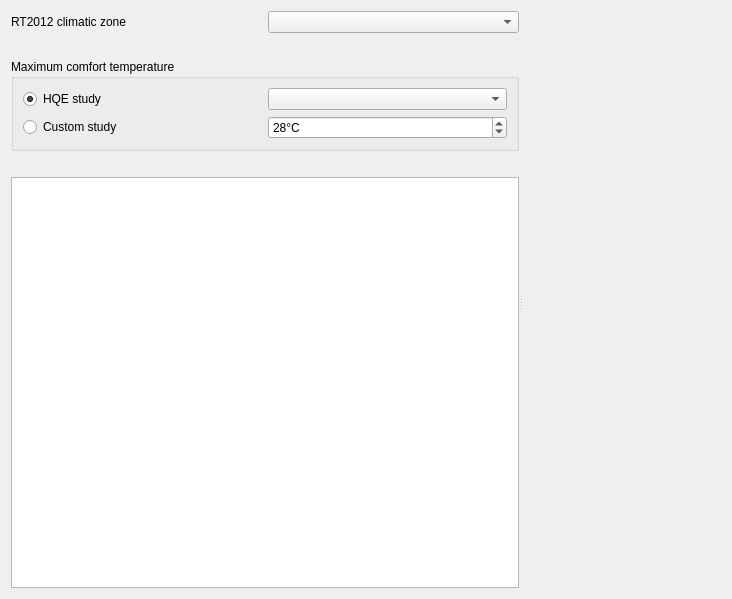
Before: the Qt Designer form src/resources/ui/dataplotter/thermalcomforthistog.ui in Nobatek/simuplot, drawn with Qt 5.
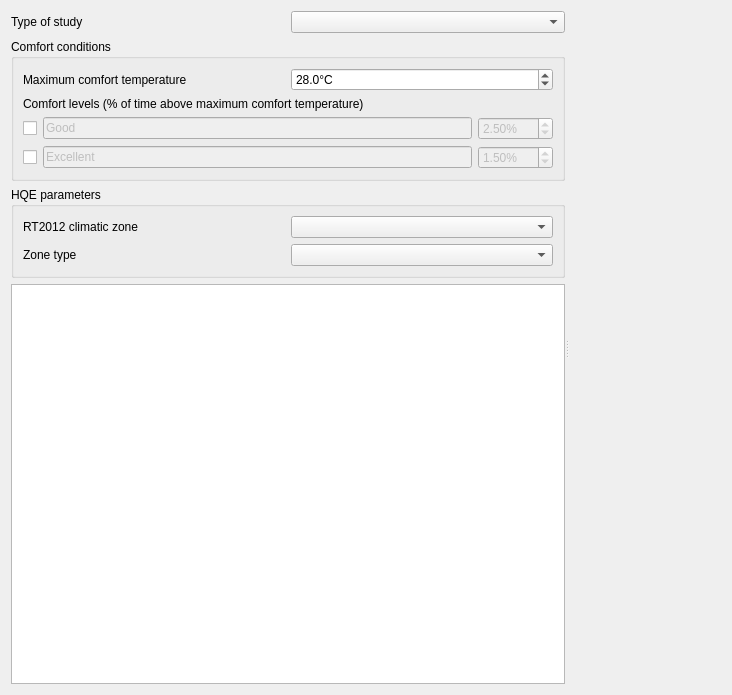
After: the same form once the commit is applied. Custom widgets are drawn as their Qt base class.

Commit message: Rework thermalcomforthistog

```diff
--- a/src/resources/ui/dataplotter/thermalcomforthistog.ui
+++ b/src/resources/ui/dataplotter/thermalcomforthistog.ui
@@ -26,7 +26,7 @@
          <item>
           <widget class="QLabel" name="climaticZoneSelectLabel">
            <property name="text">
-            <string>RT2012 climatic zone</string>
+            <string>Type of study</string>
            </property>
           </widget>
          </item>
@@ -36,66 +36,132 @@
         </layout>
        </item>
        <item>
-        <spacer name="verticalSpacer_2">
-         <property name="orientation">
-          <enum>Qt::Vertical</enum>
-         </property>
-         <property name="sizeType">
-          <enum>QSizePolicy::Fixed</enum>
-         </property>
-         <property name="sizeHint" stdset="0">
-          <size>
-           <width>20</width>
-           <height>20</height>
-          </size>
-         </property>
-        </spacer>
-       </item>
-       <item>
-        <widget class="QGroupBox" name="maxComfortTemperatureGroupBox">
+        <widget class="QGroupBox" name="comfortConditionsBox">
          <property name="title">
-          <string>Maximum comfort temperature</string>
+          <string>Comfort conditions</string>
          </property>
-         <layout class="QVBoxLayout" name="verticalLayout">
+         <layout class="QVBoxLayout" name="verticalLayout_2">
           <item>
-           <layout class="QHBoxLayout" name="maxComfortTemperatureHqeStudyLayout">
+           <layout class="QHBoxLayout" name="maxComfortTemperatureLayout">
             <item>
-             <widget class="QRadioButton" name="hqeStudyRadioButton">
+             <widget class="QLabel" name="maxComfortTemperatureLabel">
               <property name="text">
-               <string>HQE study</string>
+               <string>Maximum comfort temperature</string>
               </property>
-              <property name="checked">
-               <bool>true</bool>
-              </property>
              </widget>
             </item>
             <item>
-             <widget class="QComboBox" name="hqeStudyTypeSelectBox"/>
-            </item>
-           </layout>
-          </item>
-          <item>
-           <layout class="QHBoxLayout" name="maxComfortTemperatureCustomStudyLayout">
-            <item>
-             <widget class="QRadioButton" name="customStudyRadioButton">
-              <property name="text">
-               <string>Custom study</string>
-              </property>
-             </widget>
-            </item>
-            <item>
-             <widget class="QSpinBox" name="customStudySpinBox">
+             <widget class="QDoubleSpinBox" name="maxComfortTemperatureDoubleSpinBox">
               <property name="keyboardTracking">
                <bool>false</bool>
               </property>
               <property name="suffix">
                <string notr="true">°C</string>
               </property>
+              <property name="decimals">
+               <number>1</number>
+              </property>
               <property name="minimum">
-               <number>-50</number>
+               <double>-50.000000000000000</double>
               </property>
               <property name="value">
-               <number>28</number>
+               <double>28.000000000000000</double>
+              </property>
+             </widget>
+            </item>
+           </layout>
+          </item>
+          <item>
+           <widget class="QLabel" name="label">
+            <property name="text">
+             <string>Comfort levels (% of time above maximum comfort temperature)</string>
+            </property>
+           </widget>
+          </item>
+          <item>
+           <layout class="QHBoxLayout" name="comfortLevel1Layout">
+            <item>
+             <widget class="QCheckBox" name="comfortLevel1CheckBox">
+              <property name="text">
+               <string notr="true"/>
+              </property>
+             </widget>
+            </item>
+            <item>
+             <widget class="QLineEdit" name="comfortLevel1NameEdit">
+              <property name="enabled">
+               <bool>false</bool>
+              </property>
+              <property name="text">
+               <string>Good</string>
+              </property>
+              <property name="placeholderText">
+               <string notr="true"/>
+              </property>
+             </widget>
+            </item>
+            <item>
+             <widget class="QDoubleSpinBox" name="comfortLevel1DoubleSpinBox">
+              <property name="enabled">
+               <bool>false</bool>
+              </property>
+              <property name="keyboardTracking">
+               <bool>false</bool>
+              </property>
+              <property name="suffix">
+               <string notr="true">%</string>
+              </property>
+              <property name="maximum">
+               <double>100.000000000000000</double>
+              </property>
+              <property name="singleStep">
+               <double>0.500000000000000</double>
+              </property>
+              <property name="value">
+               <double>2.500000000000000</double>
+              </property>
+             </widget>
+            </item>
+           </layout>
+          </item>
+          <item>
+           <layout class="QHBoxLayout" name="comfortLevel2Layout">
+            <item>
+             <widget class="QCheckBox" name="comfortLevel2CheckBox">
+              <property name="text">
+               <string notr="true"/>
+              </property>
+             </widget>
+            </item>
+            <item>
+             <widget class="QLineEdit" name="comfortLevel2NameEdit">
+              <property name="enabled">
+               <bool>false</bool>
+              </property>
+              <property name="text">
+               <string>Excellent</string>
+              </property>
+              <property name="placeholderText">
+               <string notr="true"/>
+              </property>
+             </widget>
+            </item>
+            <item>
+             <widget class="QDoubleSpinBox" name="comfortLevel2DoubleSpinBox">
+              <property name="enabled">
+               <bool>false</bool>
+              </property>
+              <property name="keyboardTracking">
+               <bool>false</bool>
+              </property>
+              <property name="suffix">
+               <string notr="true">%</string>
+              </property>
+              <property name="maximum">
+               <double>100.000000000000000</double>
+              </property>
+              <property name="value">
+               <double>1.500000000000000</double>
               </property>
              </widget>
             </item>
@@ -105,20 +171,44 @@
         </widget>
        </item>
        <item>
-        <spacer name="verticalSpacer_1">
-         <property name="orientation">
-          <enum>Qt::Vertical</enum>
+        <widget class="QGroupBox" name="hqeParametersBox">
+         <property name="enabled">
+          <bool>true</bool>
          </property>
-         <property name="sizeType">
-          <enum>QSizePolicy::Fixed</enum>
+         <property name="title">
+          <string>HQE parameters</string>
          </property>
-         <property name="sizeHint" stdset="0">
-          <size>
-           <width>20</width>
-           <height>20</height>
-          </size>
-         </property>
-        </spacer>
+         <layout class="QVBoxLayout" name="verticalLayout">
+          <item>
+           <layout class="QHBoxLayout" name="hqeClimaticZoneLayout">
+            <item>
+             <widget class="QLabel" name="hqeClimaticZoneSelectLabel">
+              <property name="text">
+               <string>RT2012 climatic zone</string>
+              </property>
+             </widget>
+            </item>
+            <item>
+             <widget class="QComboBox" name="hqeClimaticZoneSelectBox"/>
+            </item>
+           </layout>
+          </item>
+          <item>
+           <layout class="QHBoxLayout" name="hqeZoneTypeLayout">
+            <item>
+             <widget class="QLabel" name="hqeZoneTypeLabel">
+              <property name="text">
+               <string>Zone type</string>
+              </property>
+             </widget>
+            </item>
+            <item>
+             <widget class="QComboBox" name="hqeZoneTypeSelectBox"/>
+            </item>
+           </layout>
+          </item>
+         </layout>
+        </widget>
        </item>
        <item>
         <widget class="QTableWidget" name="dataTable">
```
Left out of the diff: 9 changed lines with no effect on the pictures. The commit also changes 3 other files.
